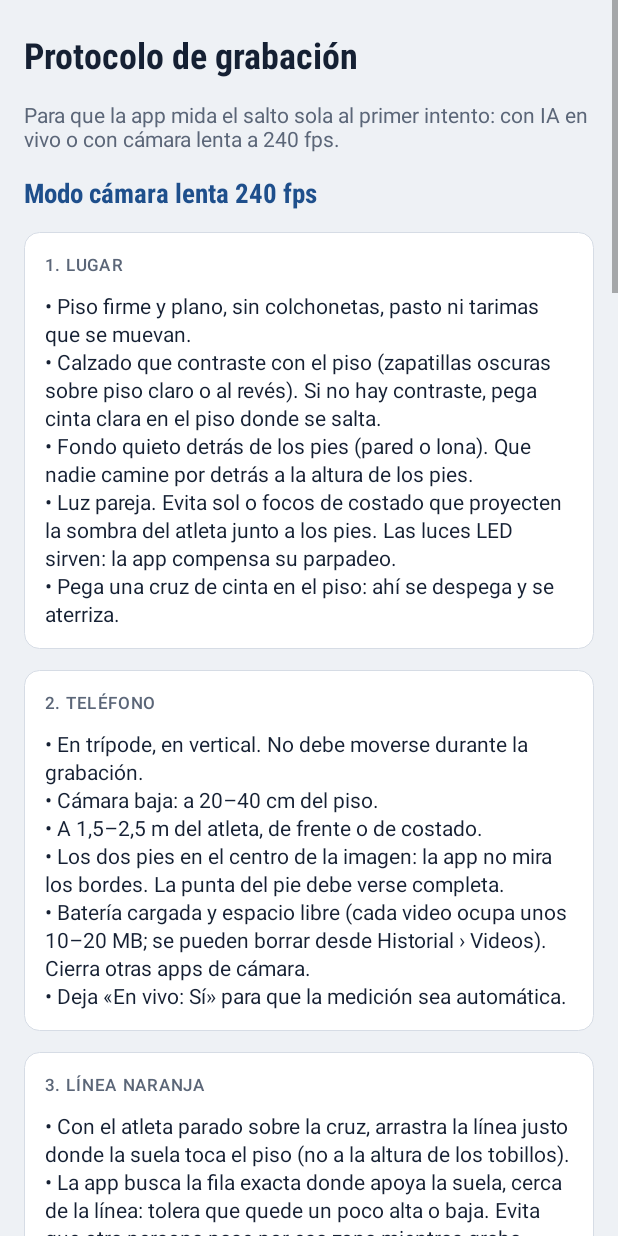
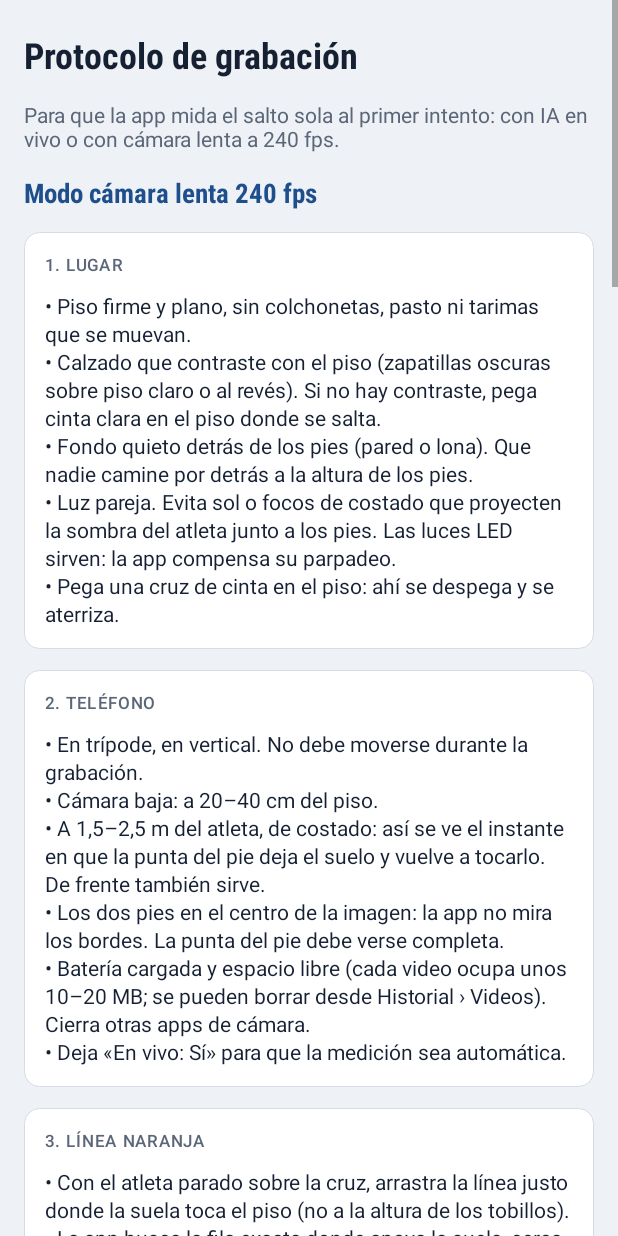
Before and after one commit to adrianvillarroeldelgado-max/AVD-JUMP, an Android app: the ProtocolActivity screen opened directly, with no data from a screen before it, on a phone screen of 412 x 824 dp. Run offline under Robolectric (Android 15) with nearby library versions, the phone set to English and light mode, and no system bars.

Commit message:
Protocolo: 240 fps de costado e IA en diagonal (unos 45°)
Co-Authored-By: Claude Opus 5.5 <noreply@anthropic.com>
Claude-Session: https://claude.ai/code/session_01NrkwRqrP9Kgd4FFW5Uf2v6

```diff
--- a/app/src/main/java/com/salto240/AiCaptureActivity.kt
+++ b/app/src/main/java/com/salto240/AiCaptureActivity.kt
@@ -238,9 +238,9 @@ class AiCaptureActivity : BaseActivity() {
     }
 
     private fun hint() = when {
-        test.isDrop -> "Cuerpo entero dentro del recuadro. Primero quieto en el suelo 1 s, luego sube al cajón, déjate caer y rebota."
-        test.isRepeated -> "Cuerpo entero dentro del recuadro. Quieto 1 s, salta seguido y al terminar quédate quieto 2 s."
-        else -> "Cuerpo entero dentro del recuadro. Quieto 1 s, salta y quédate quieto al aterrizar. Puedes saltar las veces que quieras."
+        test.isDrop -> "Cuerpo entero dentro del recuadro, en diagonal (unos 45°). Primero quieto en el suelo 1 s, luego sube al cajón, déjate caer y rebota."
+        test.isRepeated -> "Cuerpo entero dentro del recuadro, en diagonal (unos 45°). Quieto 1 s, salta seguido y al terminar quédate quieto 2 s."
+        else -> "Cuerpo entero dentro del recuadro, en diagonal (unos 45°). Quieto 1 s, salta y quédate quieto al aterrizar. Puedes saltar las veces que quieras."
     }
 
     private fun saveLabel(): String {
--- a/app/src/main/java/com/salto240/MainActivity.kt
+++ b/app/src/main/java/com/salto240/MainActivity.kt
@@ -198,8 +198,9 @@ class MainActivity : BaseActivity() {
         val pTips = panel()
         pTips.addView(caption("Cómo grabar"))
         pTips.addView(text(
-            "• Teléfono en trípode, a 1,5–2,5 m y a 20–40 cm del piso.\n" +
+            "• 240 fps: teléfono en trípode, de costado, a 1,5–2,5 m y a 20–40 cm del piso.\n" +
             "• Línea naranja justo donde la suela toca el piso.\n" +
+            "• IA: en diagonal (unos 45°), a 2–3 m, con el cuerpo entero en el recuadro.\n" +
             "• Quieto 1–2 s, saltar, aterrizar en el mismo sitio con piernas extendidas y quedarse quieto 1 s.",
             14f, Col.INK
         ))
--- a/app/src/main/java/com/salto240/OnboardingActivity.kt
+++ b/app/src/main/java/com/salto240/OnboardingActivity.kt
@@ -32,8 +32,8 @@ class OnboardingActivity : BaseActivity() {
             "Necesita la estatura del atleta.\n\nCámara lenta 240 fps: el teléfono mira los pies y mide cuadro a cuadro. " +
             "Es la opción más precisa (±0,5 cm) si tu teléfono graba en cámara lenta."),
         Page(2, "Coloca el teléfono", "• En trípode, quieto y nivelado (la pantalla muestra el nivel).\n" +
-            "• IA: a 2–3 m, a la altura de la cadera, con el cuerpo entero dentro del recuadro.\n" +
-            "• 240 fps: a 1,5–2,5 m y a 20–40 cm del piso; arrastra la línea naranja hasta donde apoyan los pies.\n" +
+            "• 240 fps: de costado, a 1,5–2,5 m y a 20–40 cm del piso; arrastra la línea naranja hasta donde apoyan los pies.\n" +
+            "• IA: en diagonal (unos 45°), a 2–3 m y a la altura de la cadera, con el cuerpo entero dentro del recuadro.\n" +
             "• Buena luz y fondo que contraste con las zapatillas."),
         Page(3, "Salta bien para medir bien", "• Quieto 1 s antes de saltar.\n• Manos en la cadera en CMJ y SJ.\n" +
             "• Aterrizar en el mismo sitio con las piernas extendidas: si encoge las rodillas, la app avisa porque la altura sale inflada.\n" +
--- a/app/src/main/java/com/salto240/ProtocolActivity.kt
+++ b/app/src/main/java/com/salto240/ProtocolActivity.kt
@@ -20,7 +20,8 @@ class ProtocolActivity : BaseActivity() {
             "Medición con IA (sin cámara lenta)" to listOf(
                 "La IA reconoce el cuerpo del atleta y sigue sus pies en cada cuadro: no hace falta línea del suelo.",
                 "Teléfono en trípode, en vertical, a 2–3 m del atleta y a la altura de la cadera (unos 80–100 cm).",
-                "Cuerpo entero dentro del recuadro, de la cabeza a los pies, con un poco de piso debajo. De frente o de costado.",
+                "Cuerpo entero dentro del recuadro, de la cabeza a los pies, con un poco de piso debajo.",
+                "Mejor en diagonal (unos 45°): se ven los dos pies y las rodillas. De costado exacto un pie tapa al otro; de frente no se ve si aterriza con las rodillas flexionadas.",
                 "Solo el atleta en la imagen: si hay otras personas, la IA puede seguir a la equivocada.",
                 "Ropa que se distinga del fondo y buena luz: a 30–60 fps la imagen debe verse nítida.",
                 "La estatura del cliente debe estar en su ficha: la app la usa para convertir la imagen a centímetros.",
@@ -42,7 +43,7 @@ class ProtocolActivity : BaseActivity() {
             "2. Teléfono" to listOf(
                 "En trípode, en vertical. No debe moverse durante la grabación.",
                 "Cámara baja: a 20–40 cm del piso.",
-                "A 1,5–2,5 m del atleta, de frente o de costado.",
+                "A 1,5–2,5 m del atleta, de costado: así se ve el instante en que la punta del pie deja el suelo y vuelve a tocarlo. De frente también sirve.",
                 "Los dos pies en el centro de la imagen: la app no mira los bordes. La punta del pie debe verse completa.",
                 "Batería cargada y espacio libre (cada video ocupa unos 10–20 MB; se pueden borrar desde Historial › Videos). Cierra otras apps de cámara.",
                 "Deja «En vivo: Sí» para que la medición sea automática."
```
Also changed, not shown: 2 other files.
